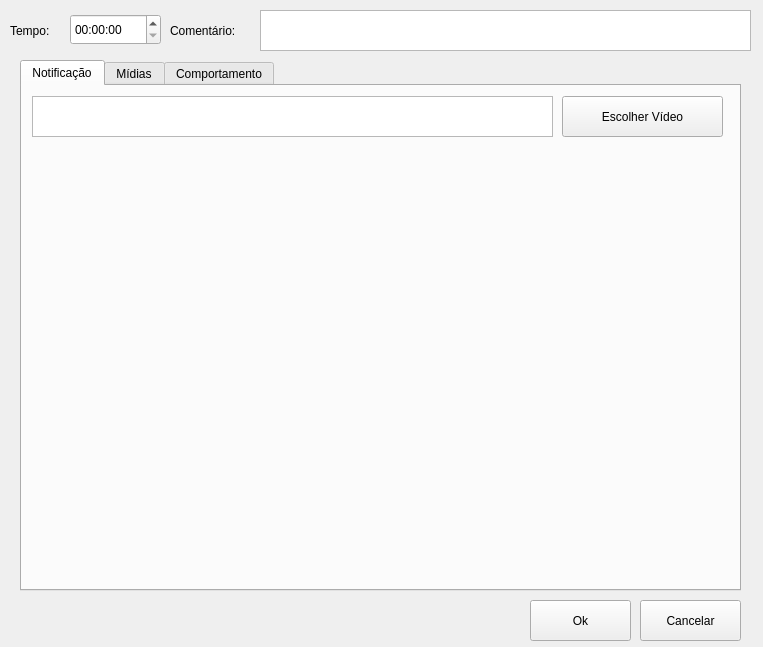
Qt form ui/ShowContent.ui (caioviel/pyannotator) before a commit.
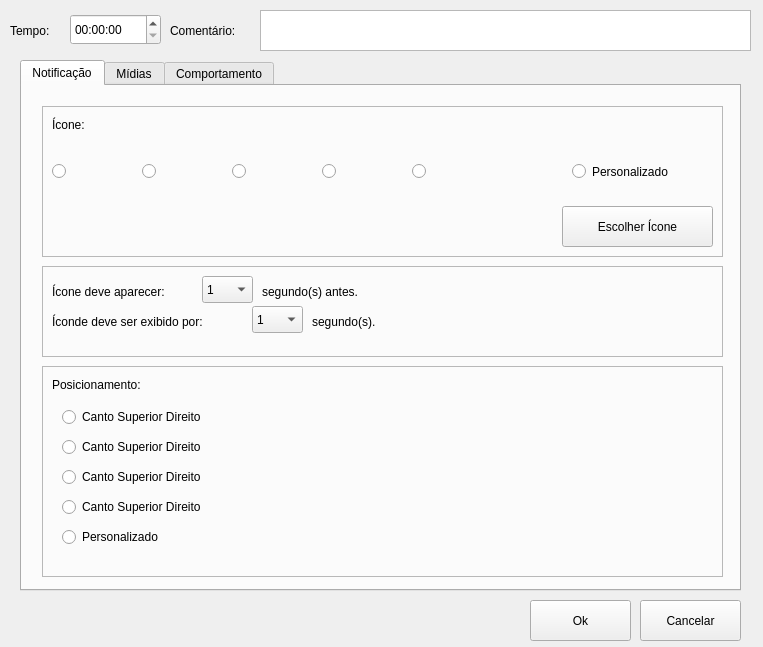
The same form after that commit. Icons and pictures are not drawn.

Commit message: Content selection widget.

```diff
--- a/ui/ShowContent.ui
+++ b/ui/ShowContent.ui
@@ -75,51 +75,443 @@
     <attribute name="title">
      <string>Notificação</string>
     </attribute>
-    <widget class="QPlainTextEdit" name="txt_main_video">
+    <widget class="QFrame" name="frame">
      <property name="geometry">
       <rect>
-       <x>10</x>
-       <y>10</y>
-       <width>521</width>
-       <height>41</height>
+       <x>20</x>
+       <y>20</y>
+       <width>681</width>
+       <height>151</height>
       </rect>
      </property>
-     <property name="textInteractionFlags">
-      <set>Qt::TextSelectableByKeyboard|Qt::TextSelectableByMouse</set>
+     <property name="frameShape">
+      <enum>QFrame::StyledPanel</enum>
      </property>
+     <property name="frameShadow">
+      <enum>QFrame::Raised</enum>
+     </property>
+     <widget class="QRadioButton" name="radio_info">
+      <property name="geometry">
+       <rect>
+        <x>10</x>
+        <y>30</y>
+        <width>116</width>
+        <height>71</height>
+       </rect>
+      </property>
+      <property name="text">
+       <string/>
+      </property>
+      <property name="icon">
+       <iconset resource="icons.qrc">
+        <normaloff>:/ncl/icon_info.png</normaloff>:/ncl/icon_info.png</iconset>
+      </property>
+      <property name="iconSize">
+       <size>
+        <width>50</width>
+        <height>50</height>
+       </size>
+      </property>
+     </widget>
+     <widget class="QRadioButton" name="radio_no">
+      <property name="geometry">
+       <rect>
+        <x>370</x>
+        <y>30</y>
+        <width>116</width>
+        <height>71</height>
+       </rect>
+      </property>
+      <property name="text">
+       <string/>
+      </property>
+      <property name="icon">
+       <iconset resource="icons.qrc">
+        <normaloff>:/ncl/icon_no.png</normaloff>:/ncl/icon_no.png</iconset>
+      </property>
+      <property name="iconSize">
+       <size>
+        <width>50</width>
+        <height>50</height>
+       </size>
+      </property>
+     </widget>
+     <widget class="QRadioButton" name="radio_sexual">
+      <property name="geometry">
+       <rect>
+        <x>100</x>
+        <y>30</y>
+        <width>116</width>
+        <height>71</height>
+       </rect>
+      </property>
+      <property name="text">
+       <string/>
+      </property>
+      <property name="icon">
+       <iconset resource="icons.qrc">
+        <normaloff>:/ncl/icon_sexual.png</normaloff>:/ncl/icon_sexual.png</iconset>
+      </property>
+      <property name="iconSize">
+       <size>
+        <width>50</width>
+        <height>50</height>
+       </size>
+      </property>
+     </widget>
+     <widget class="QRadioButton" name="radio_violence">
+      <property name="geometry">
+       <rect>
+        <x>190</x>
+        <y>30</y>
+        <width>116</width>
+        <height>71</height>
+       </rect>
+      </property>
+      <property name="text">
+       <string/>
+      </property>
+      <property name="icon">
+       <iconset resource="icons.qrc">
+        <normaloff>:/ncl/icon_violencia.png</normaloff>:/ncl/icon_violencia.png</iconset>
+      </property>
+      <property name="iconSize">
+       <size>
+        <width>50</width>
+        <height>50</height>
+       </size>
+      </property>
+     </widget>
+     <widget class="QRadioButton" name="radio_yes">
+      <property name="geometry">
+       <rect>
+        <x>280</x>
+        <y>30</y>
+        <width>116</width>
+        <height>71</height>
+       </rect>
+      </property>
+      <property name="text">
+       <string/>
+      </property>
+      <property name="icon">
+       <iconset resource="icons.qrc">
+        <normaloff>:/ncl/icon_yes.png</normaloff>:/ncl/icon_yes.png</iconset>
+      </property>
+      <property name="iconSize">
+       <size>
+        <width>50</width>
+        <height>50</height>
+       </size>
+      </property>
+     </widget>
+     <widget class="QRadioButton" name="radio_personalized">
+      <property name="geometry">
+       <rect>
+        <x>530</x>
+        <y>30</y>
+        <width>141</width>
+        <height>71</height>
+       </rect>
+      </property>
+      <property name="text">
+       <string>Personalizado</string>
+      </property>
+      <property name="iconSize">
+       <size>
+        <width>50</width>
+        <height>50</height>
+       </size>
+      </property>
+     </widget>
+     <widget class="QPushButton" name="btn_choose_icon">
+      <property name="geometry">
+       <rect>
+        <x>520</x>
+        <y>100</y>
+        <width>151</width>
+        <height>41</height>
+       </rect>
+      </property>
+      <property name="text">
+       <string>Escolher Ícone</string>
+      </property>
+      <property name="icon">
+       <iconset resource="icons.qrc">
+        <normaloff>:/i/folder_open.png</normaloff>:/i/folder_open.png</iconset>
+      </property>
+      <property name="iconSize">
+       <size>
+        <width>40</width>
+        <height>40</height>
+       </size>
+      </property>
+     </widget>
+     <widget class="QLabel" name="label_2">
+      <property name="geometry">
+       <rect>
+        <x>10</x>
+        <y>10</y>
+        <width>66</width>
+        <height>17</height>
+       </rect>
+      </property>
+      <property name="text">
+       <string>Ícone:</string>
+      </property>
+     </widget>
     </widget>
-    <widget class="QPushButton" name="btn_choose_video">
+    <widget class="QFrame" name="frame_2">
      <property name="geometry">
       <rect>
-       <x>540</x>
-       <y>10</y>
-       <width>161</width>
-       <height>41</height>
+       <x>20</x>
+       <y>180</y>
+       <width>681</width>
+       <height>91</height>
       </rect>
      </property>
-     <property name="text">
-      <string>Escolher Vídeo</string>
+     <property name="frameShape">
+      <enum>QFrame::StyledPanel</enum>
      </property>
-     <property name="icon">
-      <iconset resource="icons.qrc">
-       <normaloff>:/i/folder_open.png</normaloff>:/i/folder_open.png</iconset>
+     <property name="frameShadow">
+      <enum>QFrame::Raised</enum>
      </property>
-     <property name="iconSize">
-      <size>
-       <width>40</width>
-       <height>40</height>
-      </size>
-     </property>
+     <widget class="QLabel" name="label_3">
+      <property name="geometry">
+       <rect>
+        <x>10</x>
+        <y>10</y>
+        <width>161</width>
+        <height>31</height>
+       </rect>
+      </property>
+      <property name="text">
+       <string>Ícone deve aparecer:</string>
+      </property>
+     </widget>
+     <widget class="QComboBox" name="cmb_icon_before">
+      <property name="geometry">
+       <rect>
+        <x>160</x>
+        <y>10</y>
+        <width>51</width>
+        <height>27</height>
+       </rect>
+      </property>
+      <item>
+       <property name="text">
+        <string>1</string>
+       </property>
+      </item>
+      <item>
+       <property name="text">
+        <string>3</string>
+       </property>
+      </item>
+      <item>
+       <property name="text">
+        <string>5</string>
+       </property>
+      </item>
+      <item>
+       <property name="text">
+        <string>7</string>
+       </property>
+      </item>
+      <item>
+       <property name="text">
+        <string>10</string>
+       </property>
+      </item>
+      <item>
+       <property name="text">
+        <string>15</string>
+       </property>
+      </item>
+     </widget>
+     <widget class="QLabel" name="label_4">
+      <property name="geometry">
+       <rect>
+        <x>220</x>
+        <y>10</y>
+        <width>131</width>
+        <height>31</height>
+       </rect>
+      </property>
+      <property name="text">
+       <string>segundo(s) antes.</string>
+      </property>
+     </widget>
+     <widget class="QLabel" name="label_5">
+      <property name="geometry">
+       <rect>
+        <x>10</x>
+        <y>40</y>
+        <width>191</width>
+        <height>31</height>
+       </rect>
+      </property>
+      <property name="text">
+       <string>Íconde deve ser exibido por:</string>
+      </property>
+     </widget>
+     <widget class="QLabel" name="label_6">
+      <property name="geometry">
+       <rect>
+        <x>270</x>
+        <y>40</y>
+        <width>111</width>
+        <height>31</height>
+       </rect>
+      </property>
+      <property name="text">
+       <string>segundo(s).</string>
+      </property>
+     </widget>
+     <widget class="QComboBox" name="cmb_icon_duration">
+      <property name="geometry">
+       <rect>
+        <x>210</x>
+        <y>40</y>
+        <width>51</width>
+        <height>27</height>
+       </rect>
+      </property>
+      <item>
+       <property name="text">
+        <string>1</string>
+       </property>
+      </item>
+      <item>
+       <property name="text">
+        <string>3</string>
+       </property>
+      </item>
+      <item>
+       <property name="text">
+        <string>5</string>
+       </property>
+      </item>
+      <item>
+       <property name="text">
+        <string>7</string>
+       </property>
+      </item>
+      <item>
+       <property name="text">
+        <string>10</string>
+       </property>
+      </item>
+      <item>
+       <property name="text">
+        <string>15</string>
+       </property>
+      </item>
+     </widget>
     </widget>
-    <widget class="QWidget" name="player_holder" native="true">
+    <widget class="QFrame" name="frame_3">
      <property name="geometry">
       <rect>
-       <x>0</x>
-       <y>50</y>
-       <width>721</width>
-       <height>451</height>
+       <x>20</x>
+       <y>280</y>
+       <width>681</width>
+       <height>211</height>
       </rect>
      </property>
+     <property name="frameShape">
+      <enum>QFrame::StyledPanel</enum>
+     </property>
+     <property name="frameShadow">
+      <enum>QFrame::Raised</enum>
+     </property>
+     <widget class="QRadioButton" name="radioButton">
+      <property name="geometry">
+       <rect>
+        <x>20</x>
+        <y>40</y>
+        <width>181</width>
+        <height>22</height>
+       </rect>
+      </property>
+      <property name="text">
+       <string>Canto Superior Direito</string>
+      </property>
+     </widget>
+     <widget class="QLabel" name="label_7">
+      <property name="geometry">
+       <rect>
+        <x>10</x>
+        <y>10</y>
+        <width>121</width>
+        <height>17</height>
+       </rect>
+      </property>
+      <property name="text">
+       <string>Posicionamento:</string>
+      </property>
+     </widget>
+     <widget class="QRadioButton" name="radioButton_2">
+      <property name="geometry">
+       <rect>
+        <x>20</x>
+        <y>70</y>
+        <width>181</width>
+        <height>22</height>
+       </rect>
+      </property>
+      <property name="text">
+       <string>Canto Superior Direito</string>
+      </property>
+     </widget>
+     <widget class="QRadioButton" name="radioButton_3">
+      <property name="geometry">
+       <rect>
+        <x>20</x>
+        <y>100</y>
+        <width>181</width>
+        <height>22</height>
+       </rect>
+      </property>
+      <property name="text">
+       <string>Canto Superior Direito</string>
+      </property>
+     </widget>
+     <widget class="QRadioButton" name="radioButton_4">
+      <property name="geometry">
+       <rect>
+        <x>20</x>
+        <y>130</y>
+        <width>181</width>
+        <height>22</height>
+       </rect>
+      </property>
+      <property name="text">
+       <string>Canto Superior Direito</string>
+      </property>
+     </widget>
+     <widget class="QRadioButton" name="radioButton_5">
+      <property name="geometry">
+       <rect>
+        <x>20</x>
+        <y>160</y>
+        <width>181</width>
+        <height>22</height>
+       </rect>
+      </property>
+      <property name="text">
+       <string>Personalizado</string>
+      </property>
+     </widget>
+     <widget class="QWidget" name="widget_icon" native="true">
+      <property name="geometry">
+       <rect>
+        <x>330</x>
+        <y>10</y>
+        <width>341</width>
+        <height>191</height>
+       </rect>
+      </property>
+     </widget>
     </widget>
    </widget>
    <widget class="QWidget" name="tab_content">
```
Left out of the diff: 71 changed lines with no effect on the pictures. The commit also changes 13 other files.
